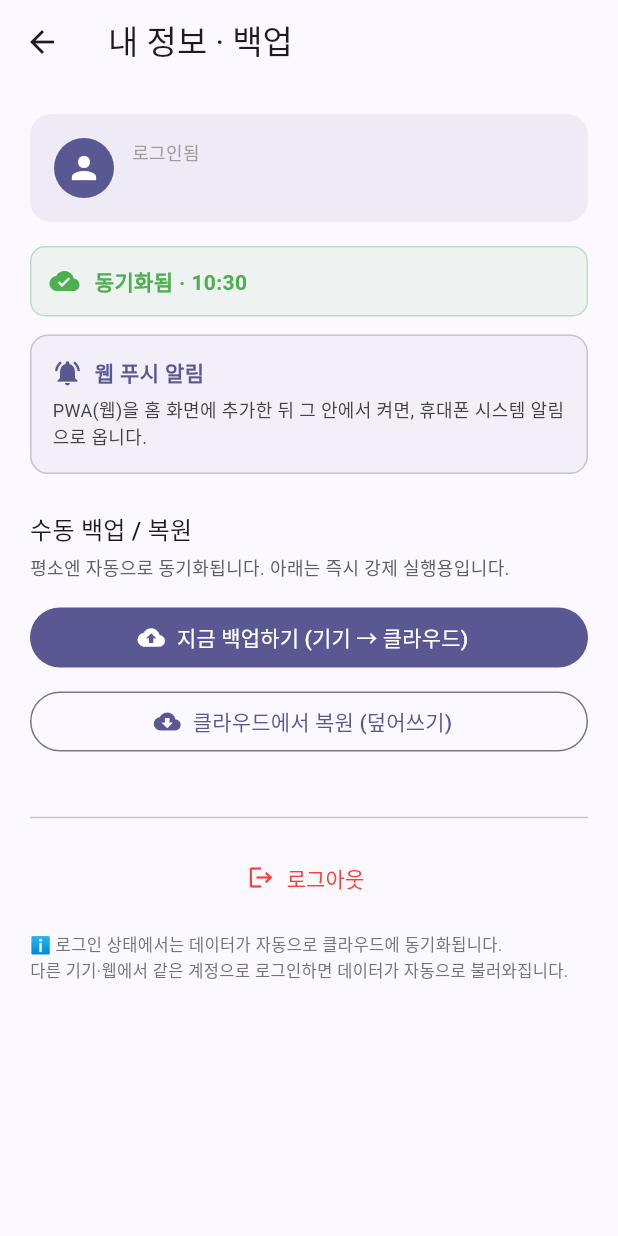
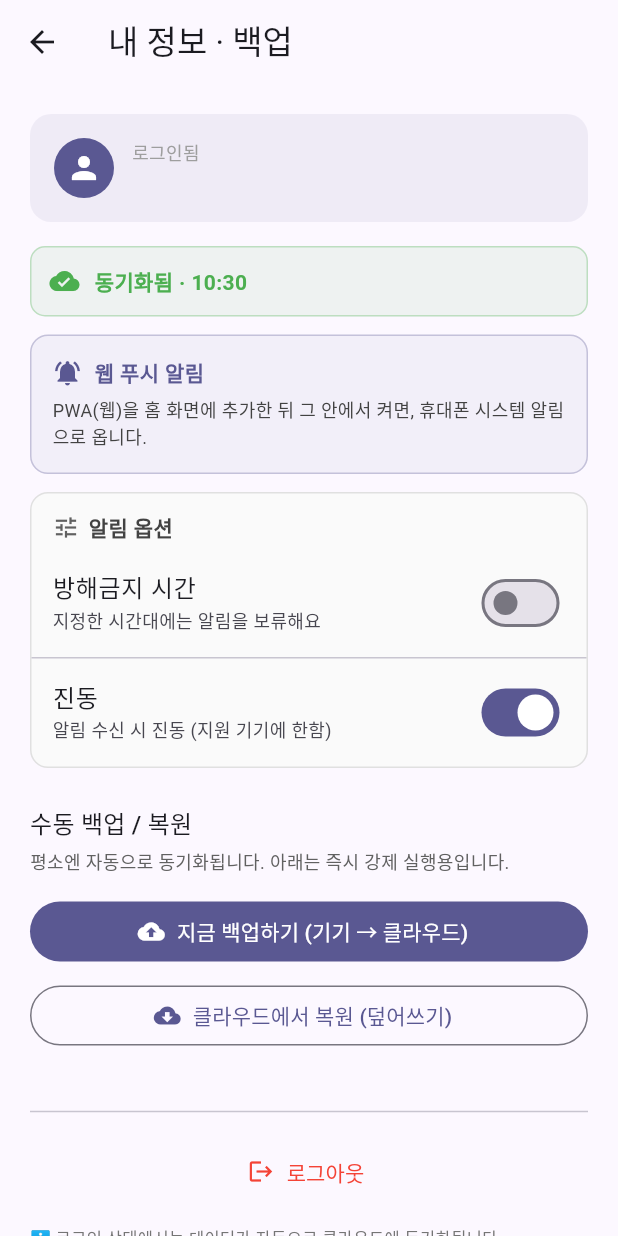
Before and after one commit to hongsytop-tech/Mobile-Application-Maker, a Flutter app: the ProfileScreen screen opened directly, on a phone screen of 412 x 824 dp. Run offline on Flutter 3.47's test engine with Material 3 defaults, Android fonts, the phone set to English and light mode, and no system bars; our stand-ins replace cached_network_image, dio, fl_chart, flutter_dotenv, flutter_local_notifications, flutter_riverpod and 7 more; missing offline and left inert: dart:html; accounts and stored records are empty; network calls fail; Roboto replaces fonts that are missing (Pretendard).

Commit message:
feat(push): 마이페이지 알림 옵션 — 방해금지 시간 + 진동

```diff
--- a/lib/features/auth/screens/profile_screen.dart
+++ b/lib/features/auth/screens/profile_screen.dart
@@ -3,8 +3,11 @@ import 'package:flutter/material.dart';
 import 'package:flutter_riverpod/flutter_riverpod.dart';
 
 import '../../diary/providers/diary_providers.dart';
+import '../../push/models/notification_settings.dart';
+import '../../push/providers/notification_settings_providers.dart';
 import '../../push/widgets/web_push_card.dart';
 import '../../quotes/providers/quote_providers.dart';
+import '../../todo/widgets/wheel_time_picker.dart';
 import '../../reading/providers/book_providers.dart';
 import '../../todo/providers/todo_providers.dart';
 import '../../update/services/web_update_detector_stub.dart'
@@ -190,6 +193,8 @@ class _ProfileScreenState extends ConsumerState<ProfileScreen> {
               const _AutoSyncCard(),
               const SizedBox(height: 12),
               const WebPushCard(),
+              const SizedBox(height: 12),
+              const _NotificationOptionsCard(),
               if (kIsWeb) ...[
                 const SizedBox(height: 12),
                 const _UpdateCheckCard(),
@@ -358,6 +363,140 @@ class _AutoSyncCard extends StatelessWidget {
   }
 }
 
+/// 알림 옵션 카드 — 방해금지 시간 / 진동.
+class _NotificationOptionsCard extends ConsumerWidget {
+  const _NotificationOptionsCard();
+
+  Future<void> _pickStart(BuildContext context, WidgetRef ref,
+      NotificationSettings s) async {
+    final picked = await pickWheelTime(context,
+        initialHour: s.quietStartHour, initialMinute: s.quietStartMinute);
+    if (picked == null) return;
+    await ref.read(notificationSettingsProvider.notifier).save(
+          s.copyWith(
+            quietStartHour: picked.hour,
+            quietStartMinute: picked.minute,
+          ),
+        );
+  }
+
+  Future<void> _pickEnd(BuildContext context, WidgetRef ref,
+      NotificationSettings s) async {
+    final picked = await pickWheelTime(context,
+        initialHour: s.quietEndHour, initialMinute: s.quietEndMinute);
+    if (picked == null) return;
+    await ref.read(notificationSettingsProvider.notifier).save(
+          s.copyWith(
+            quietEndHour: picked.hour,
+            quietEndMinute: picked.minute,
+          ),
+        );
+  }
+
+  @override
+  Widget build(BuildContext context, WidgetRef ref) {
+    final asyncSettings = ref.watch(notificationSettingsProvider);
+    return asyncSettings.when(
+      loading: () => const SizedBox.shrink(),
+      error: (_, __) => const SizedBox.shrink(),
+      data: (s) {
+        final primary = Theme.of(context).colorScheme.primary;
+        return Container(
+          decoration: BoxDecoration(
+            color: Colors.grey.shade50,
+            borderRadius: BorderRadius.circular(12),
+            border: Border.all(color: Colors.grey.shade300),
+          ),
+          child: Column(
+            crossAxisAlignment: CrossAxisAlignment.stretch,
+            children: [
+              Padding(
+                padding: const EdgeInsets.fromLTRB(14, 12, 14, 4),
+                child: Row(
+                  children: [
+                    Icon(Icons.tune, size: 18, color: Colors.grey.shade700),
+                    const SizedBox(width: 6),
+                    Text(
+                      '알림 옵션',
+                      style: TextStyle(
+                        fontWeight: FontWeight.bold,
+                        color: Colors.grey.shade800,
+                      ),
+                    ),
+                  ],
+                ),
+              ),
+              // 방해금지 시간
+              SwitchListTile(
+                contentPadding: const EdgeInsets.symmetric(horizontal: 14),
+                title: const Text('방해금지 시간'),
+                subtitle: Text(
+                  s.quietHoursEnabled
+                      ? '${s.quietStartLabel} → ${s.quietEndLabel} 동안 알림 보류'
+                      : '지정한 시간대에는 알림을 보류해요',
+                  style: const TextStyle(fontSize: 12),
+                ),
+                value: s.quietHoursEnabled,
+                onChanged: (v) => ref
+                    .read(notificationSettingsProvider.notifier)
+                    .save(s.copyWith(quietHoursEnabled: v)),
+              ),
+              if (s.quietHoursEnabled) ...[
+                Padding(
+                  padding: const EdgeInsets.fromLTRB(14, 0, 14, 12),
+                  child: Row(
+                    children: [
+                      Expanded(
+                        child: OutlinedButton.icon(
+                          onPressed: () => _pickStart(context, ref, s),
+                          icon: const Icon(Icons.bedtime_outlined, size: 18),
+                          label: Text('시작 ${s.quietStartLabel}'),
+                        ),
+                      ),
+                      const SizedBox(width: 8),
+                      Expanded(
+                        child: OutlinedButton.icon(
+                          onPressed: () => _pickEnd(context, ref, s),
+                          icon: const Icon(Icons.wb_sunny_outlined, size: 18),
+                          label: Text('종료 ${s.quietEndLabel}'),
+                        ),
+                      ),
+                    ],
+                  ),
+                ),
+                Padding(
+                  padding: const EdgeInsets.fromLTRB(14, 0, 14, 12),
+                  child: Text(
+                    '💡 방해금지 시간대에 도래한 알림은 종료 시각 이후로 미뤄집니다.',
+                    style: TextStyle(
+                      fontSize: 11,
+                      color: primary.withOpacity(0.8),
+                    ),
+                  ),
+                ),
+              ],
+              const Divider(height: 1),
+              // 진동
+              SwitchListTile(
+                contentPadding: const EdgeInsets.symmetric(horizontal: 14),
+                title: const Text('진동'),
+                subtitle: const Text(
+                  '알림 수신 시 진동 (지원 기기에 한함)',
+                  style: TextStyle(fontSize: 12),
+                ),
+                value: s.vibrate,
+                onChanged: (v) => ref
+                    .read(notificationSettingsProvider.notifier)
+                    .save(s.copyWith(vibrate: v)),
+              ),
+            ],
+          ),
+        );
+      },
+    );
+  }
+}
+
 /// 수동 업데이트 확인 카드 — 웹 PWA 전용.
 class _UpdateCheckCard extends StatefulWidget {
   const _UpdateCheckCard();
--- a/lib/features/auth/services/sync_service.dart
+++ b/lib/features/auth/services/sync_service.dart
@@ -15,6 +15,7 @@ const _listKeyMap = <String, String>{
 /// 단일 String으로 저장되는 설정 키들 (settings jsonb에 한꺼번에 저장)
 const _settingKeys = <String>[
   'quote_rotation_settings_v1',
+  'notification_settings_v1',
 ];
 
 class SyncStats {
--- /dev/null
+++ b/lib/features/push/models/notification_settings.dart
@@ -0,0 +1,72 @@
+import 'dart:convert';
+
+/// 사용자별 알림 옵션 (계정에 종속).
+class NotificationSettings {
+  /// 방해금지 시간대 사용 여부
+  final bool quietHoursEnabled;
+
+  /// 방해금지 시작 시각 (KST)
+  final int quietStartHour;
+  final int quietStartMinute;
+
+  /// 방해금지 종료 시각 (KST). start > end 이면 익일 종료로 처리.
+  final int quietEndHour;
+  final int quietEndMinute;
+
+  /// 진동 사용 여부 (브라우저/OS 가 지원하는 경우에만 효과)
+  final bool vibrate;
+
+  const NotificationSettings({
+    this.quietHoursEnabled = false,
+    this.quietStartHour = 23,
+    this.quietStartMinute = 0,
+    this.quietEndHour = 8,
+    this.quietEndMinute = 0,
+    this.vibrate = true,
+  });
+
+  NotificationSettings copyWith({
+    bool? quietHoursEnabled,
+    int? quietStartHour,
+    int? quietStartMinute,
+    int? quietEndHour,
+    int? quietEndMinute,
+    bool? vibrate,
+  }) =>
+      NotificationSettings(
+        quietHoursEnabled: quietHoursEnabled ?? this.quietHoursEnabled,
+        quietStartHour: quietStartHour ?? this.quietStartHour,
+        quietStartMinute: quietStartMinute ?? this.quietStartMinute,
+        quietEndHour: quietEndHour ?? this.quietEndHour,
+        quietEndMinute: quietEndMinute ?? this.quietEndMinute,
+        vibrate: vibrate ?? this.vibrate,
+      );
+
+  Map<String, dynamic> toJson() => {
+        'quietHoursEnabled': quietHoursEnabled,
+        'quietStartHour': quietStartHour,
+        'quietStartMinute': quietStartMinute,
+        'quietEndHour': quietEndHour,
+        'quietEndMinute': quietEndMinute,
+        'vibrate': vibrate,
+      };
+
+  factory NotificationSettings.fromJson(Map<String, dynamic> j) =>
+      NotificationSettings(
+        quietHoursEnabled: j['quietHoursEnabled'] as bool? ?? false,
+        quietStartHour: j['quietStartHour'] as int? ?? 23,
+        quietStartMinute: j['quietStartMinute'] as int? ?? 0,
+        quietEndHour: j['quietEndHour'] as int? ?? 8,
+        quietEndMinute: j['quietEndMinute'] as int? ?? 0,
+        vibrate: j['vibrate'] as bool? ?? true,
+      );
+
+  String toJsonString() => jsonEncode(toJson());
+  factory NotificationSettings.fromJsonString(String s) =>
+      NotificationSettings.fromJson(jsonDecode(s) as Map<String, dynamic>);
+
+  String get quietStartLabel =>
+      '${quietStartHour.toString().padLeft(2, '0')}:${quietStartMinute.toString().padLeft(2, '0')}';
+  String get quietEndLabel =>
+      '${quietEndHour.toString().padLeft(2, '0')}:${quietEndMinute.toString().padLeft(2, '0')}';
+}
```
Also changed, not shown: lib/features/push/providers/notification_settings_providers.dart (added, +35 -0 lines), 2 other files.
